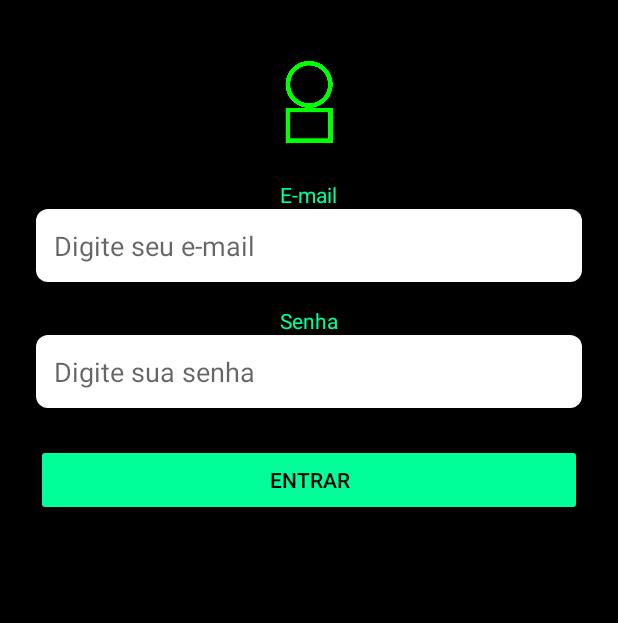
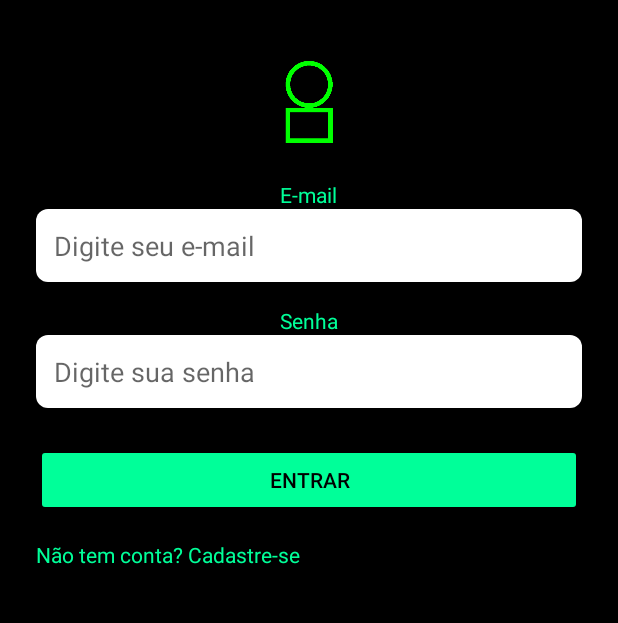
Before and after one commit to Victor-Diniz-Dev/mobile-book-now-app, an Android app: the layout activity_login.xml on its own in the app's theme, with its tools: preview values and no code run, on a phone screen of 412 x 824 dp, the part 247-870 px from its top. Run offline under Robolectric (Android 15) with nearby library versions, the phone set to English and light mode, and no system bars.

Commit message:
Fix botao cadastro

```diff
--- a/BookNow_KotlinApp2705/app/src/main/java/com/example/booknow/SplashActivity.kt
+++ b/BookNow_KotlinApp2705/app/src/main/java/com/example/booknow/SplashActivity.kt
@@ -5,6 +5,7 @@ import android.content.Intent
 import android.os.Bundle
 import android.os.Handler
 import androidx.appcompat.app.AppCompatActivity
+import com.example.booknow.model.LoginActivity
 
 class SplashActivity : AppCompatActivity() {
     override fun onCreate(savedInstanceState: Bundle?) {
--- a/BookNow_KotlinApp2705/app/src/main/res/layout/activity_login.xml
+++ b/BookNow_KotlinApp2705/app/src/main/res/layout/activity_login.xml
@@ -75,7 +75,7 @@
             android:id="@+id/btnCadastrar"
             android:text="Não tem conta? Cadastre-se"
             android:backgroundTint="#00FF99"
-            android:textColor="#000000"
+            android:textColor="#00FF99"
             android:layout_marginTop="16dp"
             android:layout_width="match_parent"
             android:layout_height="wrap_content"/>
```
